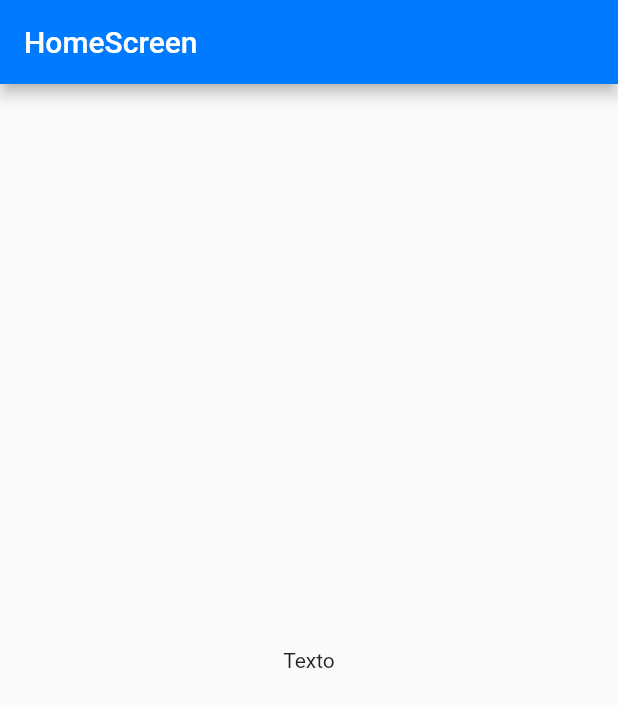
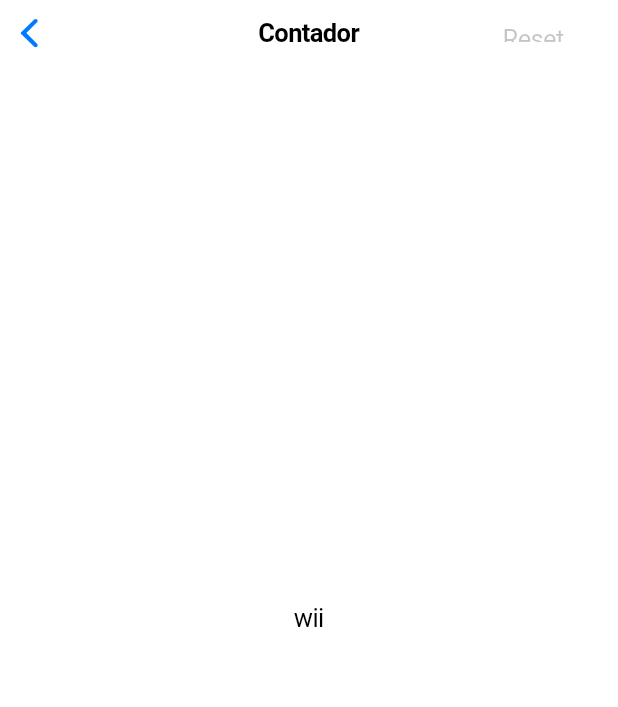
Before and after one commit to rafaelmad97/Practicas-1Flutter, a Flutter app: the HomeScreen screen opened directly, on a phone screen of 412 x 824 dp. Shown: the top 707 px of the screen. Run offline on Flutter 3.47's test engine with Material 2 defaults, Android fonts, the phone set to English and light mode, and no system bars.

Commit message:
se creo la appbar al mejor estilo ios

```diff
--- a/lib/screens/Homepage.dart
+++ b/lib/screens/Homepage.dart
@@ -1,16 +1,16 @@
 import 'package:flutter/cupertino.dart';
-import 'package:flutter/material.dart';
 
 class HomeScreen extends StatelessWidget {
   const HomeScreen({Key? key}) : super(key: key);
 
   @override
   Widget build(BuildContext context) {
-    return Scaffold(
-      appBar: AppBar(
-        title: const Text("HomeScreen"),
+    return const CupertinoPageScaffold(
+      navigationBar: CupertinoNavigationBar(
+        middle: Text("Contador"),
+        trailing: CupertinoButton(child: const Text("Reset"), onPressed: null),
       ),
-      body: Center(child: Text("Texto")),
+      child: Center(child: Text("wii")),
     );
   }
 }
```
